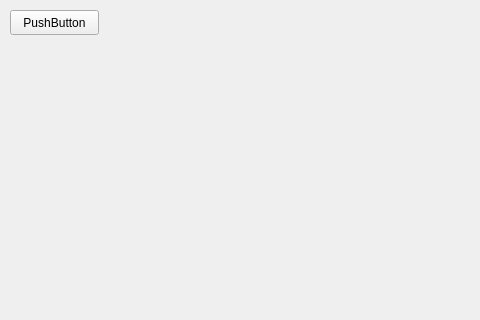
Old version of the form mmv_tp2/mainwindow.ui in the repository Startresse/m2_mmv; both pictures show x 0 to 480 and y 0 to 320 of the 800 by 600 pixel window.
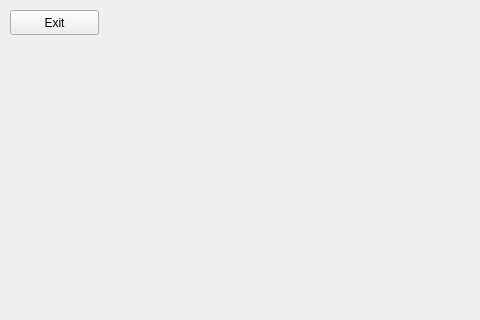
New version of the form.

What changed in the file:
```diff
--- a/mmv_tp2/mainwindow.ui
+++ b/mmv_tp2/mainwindow.ui
@@ -24,7 +24,7 @@
      </rect>
     </property>
     <property name="text">
-     <string>PushButton</string>
+     <string>Exit</string>
     </property>
    </widget>
   </widget>
```
